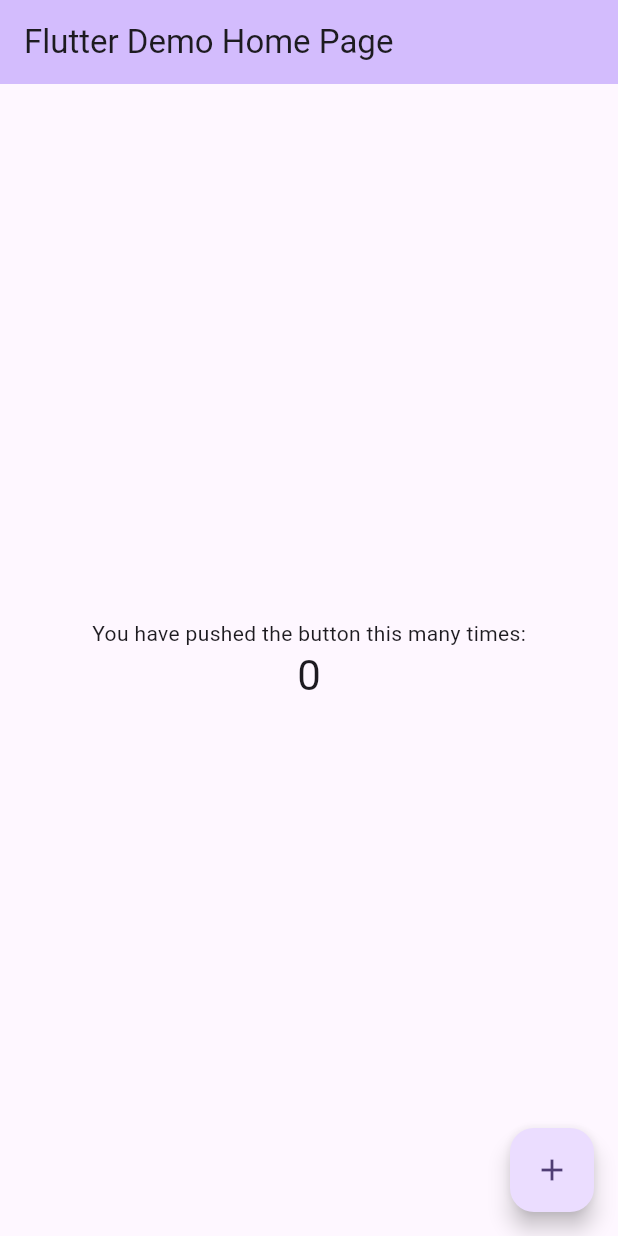
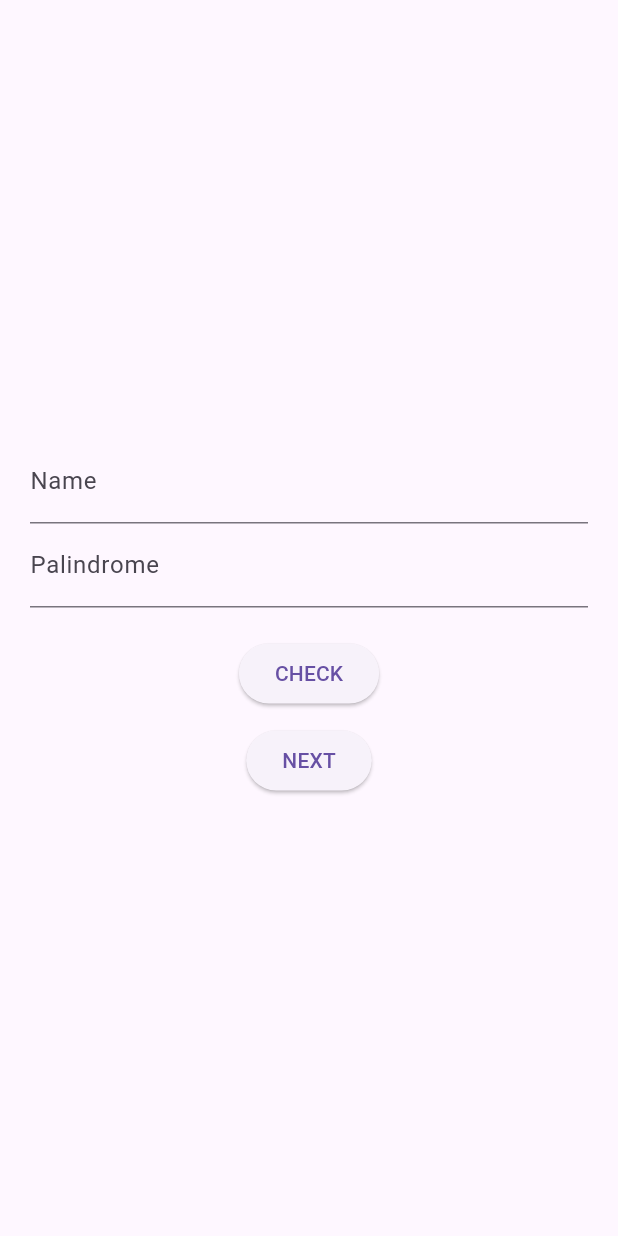
Before and after one commit to novelxv/palindrome-checker-app, a Flutter app: the screen it shows after launch, on a phone screen of 412 x 824 dp. Run offline on Flutter 3.47's test engine with Material 3 defaults, Android fonts, the phone set to English and light mode, and no system bars.

Commit message:
feat: add first screen

```diff
--- a/lib/main.dart
+++ b/lib/main.dart
@@ -1,122 +1,27 @@
 import 'package:flutter/material.dart';
+import 'package:provider/provider.dart';
+import 'viewmodels/palindrome_viewmodel.dart';
+import 'views/first_screen.dart';
 
 void main() {
-  runApp(const MyApp());
+  runApp(
+    MultiProvider(
+      providers: [
+        ChangeNotifierProvider(create: (_) => PalindromeViewModel()),
+      ],
+      child: MyApp(),
+    ),
+  );
 }
 
 class MyApp extends StatelessWidget {
   const MyApp({super.key});
 
-  // This widget is the root of your application.
   @override
   Widget build(BuildContext context) {
     return MaterialApp(
-      title: 'Flutter Demo',
-      theme: ThemeData(
-        // This is the theme of your application.
-        //
-        // TRY THIS: Try running your application with "flutter run". You'll see
-        // the application has a purple toolbar. Then, without quitting the app,
-        // try changing the seedColor in the colorScheme below to Colors.green
-        // and then invoke "hot reload" (save your changes or press the "hot
-        // reload" button in a Flutter-supported IDE, or press "r" if you used
-        // the command line to start the app).
-        //
-        // Notice that the counter didn't reset back to zero; the application
-        // state is not lost during the reload. To reset the state, use hot
-        // restart instead.
-        //
-        // This works for code too, not just values: Most code changes can be
-        // tested with just a hot reload.
-        colorScheme: ColorScheme.fromSeed(seedColor: Colors.deepPurple),
-      ),
-      home: const MyHomePage(title: 'Flutter Demo Home Page'),
+      title: 'Palindrome Checker',
+      home: FirstScreen(),
     );
   }
 }
-
-class MyHomePage extends StatefulWidget {
-  const MyHomePage({super.key, required this.title});
-
-  // This widget is the home page of your application. It is stateful, meaning
-  // that it has a State object (defined below) that contains fields that affect
-  // how it looks.
-
-  // This class is the configuration for the state. It holds the values (in this
-  // case the title) provided by the parent (in this case the App widget) and
-  // used by the build method of the State. Fields in a Widget subclass are
-  // always marked "final".
-
-  final String title;
-
-  @override
-  State<MyHomePage> createState() => _MyHomePageState();
-}
-
-class _MyHomePageState extends State<MyHomePage> {
-  int _counter = 0;
-
-  void _incrementCounter() {
-    setState(() {
-      // This call to setState tells the Flutter framework that something has
-      // changed in this State, which causes it to rerun the build method below
-      // so that the display can reflect the updated values. If we changed
-      // _counter without calling setState(), then the build method would not be
-      // called again, and so nothing would appear to happen.
-      _counter++;
-    });
-  }
-
-  @override
-  Widget build(BuildContext context) {
-    // This method is rerun every time setState is called, for instance as done
-    // by the _incrementCounter method above.
-    //
-    // The Flutter framework has been optimized to make rerunning build methods
-    // fast, so that you can just rebuild anything that needs updating rather
-    // than having to individually change instances of widgets.
-    return Scaffold(
-      appBar: AppBar(
-        // TRY THIS: Try changing the color here to a specific color (to
-        // Colors.amber, perhaps?) and trigger a hot reload to see the AppBar
-        // change color while the other colors stay the same.
-        backgroundColor: Theme.of(context).colorScheme.inversePrimary,
-        // Here we take the value from the MyHomePage object that was created by
-        // the App.build method, and use it to set our appbar title.
-        title: Text(widget.title),
-      ),
-      body: Center(
-        // Center is a layout widget. It takes a single child and positions it
-        // in the middle of the parent.
-        child: Column(
-          // Column is also a layout widget. It takes a list of children and
-          // arranges them vertically. By default, it sizes itself to fit its
-          // children horizontally, and tries to be as tall as its parent.
-          //
-          // Column has various properties to control how it sizes itself and
-          // how it positions its children. Here we use mainAxisAlignment to
-          // center the children vertically; the main axis here is the vertical
-          // axis because Columns are vertical (the cross axis would be
-          // horizontal).
-          //
-          // TRY THIS: Invoke "debug painting" (choose the "Toggle Debug Paint"
-          // action in the IDE, or press "p" in the console), to see the
-          // wireframe for each widget.
-          mainAxisAlignment: MainAxisAlignment.center,
-          children: <Widget>[
-            const Text('You have pushed the button this many times:'),
-            Text(
-              '$_counter',
-              style: Theme.of(context).textTheme.headlineMedium,
-            ),
-          ],
-        ),
-      ),
-      floatingActionButton: FloatingActionButton(
-        onPressed: _incrementCounter,
-        tooltip: 'Increment',
-        child: const Icon(Icons.add),
-      ), // This trailing comma makes auto-formatting nicer for build methods.
-    );
-  }
-}
--- /dev/null
+++ b/lib/models/palindrome_model.dart
@@ -0,0 +1,11 @@
+class PalindromeModel {
+  final String name;
+  final String sentence;
+
+  PalindromeModel({required this.name, required this.sentence});
+
+  bool isPalindrome() {
+    String formattedText = sentence.replaceAll(RegExp(r'[^A-Za-z]'), '').toLowerCase();
+    return formattedText == formattedText.split('').reversed.join('');
+  }
+}
--- /dev/null
+++ b/lib/viewmodels/palindrome_viewmodel.dart
@@ -0,0 +1,12 @@
+import 'package:flutter/material.dart';
+import '../models/palindrome_model.dart';
+
+class PalindromeViewModel extends ChangeNotifier {
+  String result = "";
+
+  void checkPalindrome(String name, String sentence) {
+    final palindrome = PalindromeModel(name: name, sentence: sentence);
+    result = palindrome.isPalindrome() ? "Palindrome" : "Not Palindrome";
+    notifyListeners();
+  }
+}
--- /dev/null
+++ b/lib/views/first_screen.dart
@@ -0,0 +1,68 @@
+import 'package:flutter/material.dart';
+import 'package:provider/provider.dart';
+import '../viewmodels/palindrome_viewmodel.dart';
+import 'second_screen.dart';
+
+class FirstScreen extends StatelessWidget {
+  final TextEditingController nameController = TextEditingController();
+  final TextEditingController sentenceController = TextEditingController();
+
+  FirstScreen({super.key});
+
+  @override
+  Widget build(BuildContext context) {
+    return Scaffold(
+      body: Padding(
+        padding: const EdgeInsets.all(20.0),
+        child: Column(
+          mainAxisAlignment: MainAxisAlignment.center,
+          children: [
+            TextField(
+              controller: nameController,
+              decoration: InputDecoration(labelText: "Name"),
+            ),
+            TextField(
+              controller: sentenceController,
+              decoration: InputDecoration(labelText: "Palindrome"),
+            ),
+            SizedBox(height: 20),
+            ElevatedButton(
+              onPressed: () {
+                context.read<PalindromeViewModel>().checkPalindrome(
+                  nameController.text,
+                  sentenceController.text,
+                );
+                showDialog(
+                  context: context,
+                  builder: (context) {
+                    return AlertDialog(
+                      title: Text("Result"),
+                      content: Text(context.watch<PalindromeViewModel>().result),
+                      actions: [
+                        TextButton(
+                          onPressed: () => Navigator.pop(context),
+                          child: Text("OK"),
+                        ),
+                      ],
+                    );
+                  },
+                );
+              },
+              child: Text("CHECK"),
+            ),
+            SizedBox(height: 10),
+            ElevatedButton(
+              onPressed: () {
+                Navigator.push(
+                  context,
+                  MaterialPageRoute(builder: (context) => SecondScreen(name: nameController.text)),
+                );
+              },
+              child: Text("NEXT"),
+            ),
+          ],
+        ),
+      ),
+    );
+  }
+}
--- /dev/null
+++ b/lib/views/second_screen.dart
@@ -0,0 +1,19 @@
+import 'package:flutter/material.dart';
+
+class SecondScreen extends StatelessWidget {
+  final String name;
+
+  const SecondScreen({super.key, required this.name});
+
+  @override
+  Widget build(BuildContext context) {
+    return Scaffold(
+      appBar: AppBar(
+        title: Text('Second Screen'),
+      ),
+      body: Center(
+        child: Text('Hello, $name!'),
+      ),
+    );
+  }
+}
```
Also changed, not shown: 3 other files.
